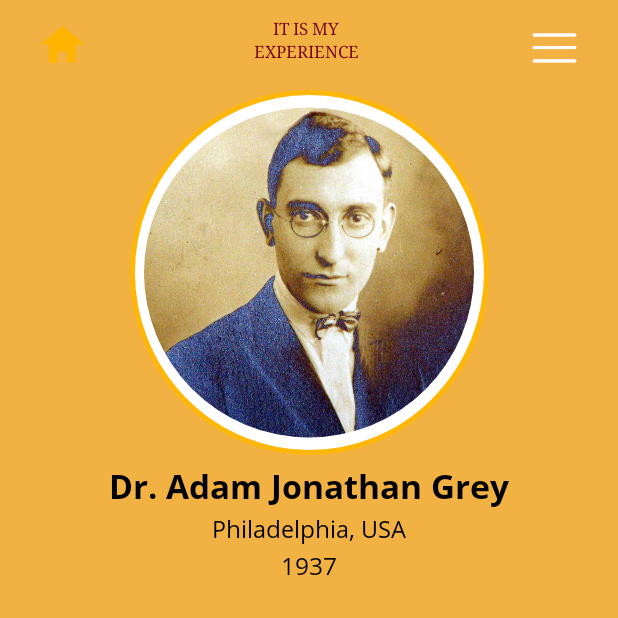
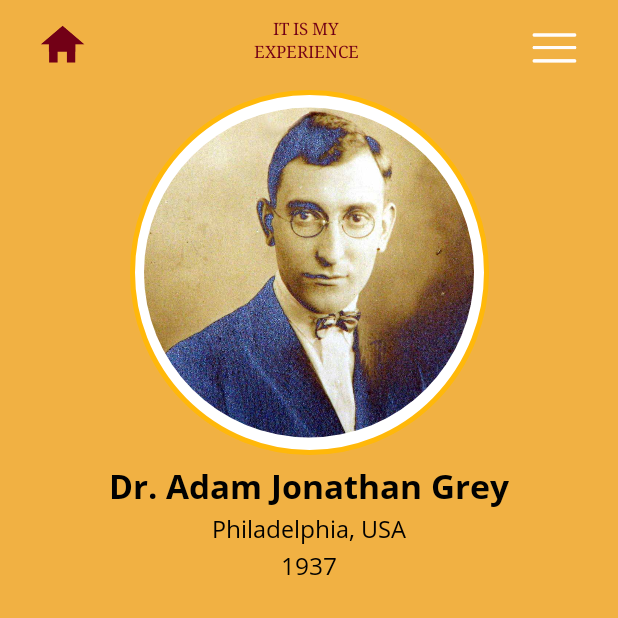
Before and after one commit to tehilaschechter/SampleScreen-1, an Android app: the screen it shows after launch (MainActivity), on a phone screen of 412 x 824 dp, the top half of it. Run offline under Robolectric (Android 15) with nearby library versions, the phone set to English and light mode, and no system bars; our stand-ins replace CircleImageView.

Commit message:
change view home appHome color

```diff
--- a/app/src/main/res/layout/activity_main.xml
+++ b/app/src/main/res/layout/activity_main.xml
@@ -12,6 +12,7 @@
         android:layout_width="@dimen/dimen_homeWidth"
         android:layout_height="@dimen/dimen_homeHeight"
         android:background="@drawable/icon_home"
+        android:backgroundTint="@color/color_Primary"
         app:layout_constraintBottom_toBottomOf="@+id/txtAppName2"
         app:layout_constraintEnd_toStartOf="@+id/txtAppName2"
         app:layout_constraintHorizontal_bias="0.19"
@@ -51,6 +52,59 @@
         app:layout_constraintEnd_toEndOf="parent"
         app:layout_constraintHorizontal_bias="0.81"
         app:layout_constraintStart_toEndOf="@+id/txtAppName2" />
+
+    <TextView
+        android:id="@+id/txtProfileName"
+        style="@style/style_heading1"
+        android:layout_width="wrap_content"
+        android:layout_height="wrap_content"
+        android:layout_marginTop="5dp"
+        android:text="Dr. Adam Jonathan Grey"
+        app:layout_constraintEnd_toEndOf="parent"
+        app:layout_constraintStart_toStartOf="parent"
+        app:layout_constraintTop_toBottomOf="@+id/frameLayout" />
+
+    <TextView
+        android:id="@+id/txtProfileLocation"
+        style="@style/style_heading2"
+        android:layout_width="wrap_content"
+        android:layout_height="wrap_content"
+        android:layout_marginTop="2dp"
+        android:text="Philadelphia, USA"
+        app:layout_constraintEnd_toEndOf="@+id/txtProfileName"
+        app:layout_constraintStart_toStartOf="@+id/txtProfileName"
+        app:layout_constraintTop_toBottomOf="@+id/txtProfileName" />
+
+    <TextView
+        android:id="@+id/txtProfileDateOfBirth"
+        style="@style/style_heading2"
+        android:layout_width="wrap_content"
+        android:layout_height="wrap_content"
+        android:layout_marginTop="2dp"
+        android:text="1937"
+        app:layout_constraintEnd_toEndOf="@+id/txtProfileLocation"
+        app:layout_constraintStart_toStartOf="@+id/txtProfileLocation"
+        app:layout_constraintTop_toBottomOf="@+id/txtProfileLocation" />
+
+    <FrameLayout
+        android:id="@+id/frameLayout"
+        android:layout_width="239dp"
+        android:layout_height="243dp"
+        android:layout_marginTop="60dp"
+        android:background="@drawable/circle_background"
+        android:padding="5dp"
+        app:layout_constraintEnd_toEndOf="parent"
+        app:layout_constraintStart_toStartOf="parent"
+        app:layout_constraintTop_toTopOf="parent">
+
+        <de.hdodenhof.circleimageview.CircleImageView
+            android:id="@+id/imgProfilePicture"
+            android:layout_width="220dp"
+            android:layout_height="227dp"
+            android:layout_gravity="center_horizontal|center_vertical"
+            android:contentDescription="@string/descProfileImage"
+            android:src="@drawable/man" />
+    </FrameLayout>
 
     <Button
         android:id="@+id/btnChildhood"
@@ -129,59 +183,6 @@
         app:layout_constraintStart_toEndOf="@+id/btnScrollDown"
         app:layout_constraintTop_toTopOf="@+id/glnButtonsBottom" />
 
-    <FrameLayout
-        android:id="@+id/frameLayout"
-        android:layout_width="239dp"
-        android:layout_height="243dp"
-        android:layout_marginTop="60dp"
-        android:background="@drawable/circle_background"
-        android:padding="5dp"
-        app:layout_constraintEnd_toEndOf="parent"
-        app:layout_constraintStart_toStartOf="parent"
-        app:layout_constraintTop_toTopOf="parent">
-
-        <de.hdodenhof.circleimageview.CircleImageView
-            android:id="@+id/imgProfilePicture"
-            android:layout_width="220dp"
-            android:layout_height="227dp"
-            android:layout_gravity="center_horizontal|center_vertical"
-            android:contentDescription="@string/descProfileImage"
-            android:src="@drawable/man" />
-    </FrameLayout>
-
-    <TextView
-        android:id="@+id/txtProfileLocation"
-        style="@style/style_heading2"
-        android:layout_width="wrap_content"
-        android:layout_height="wrap_content"
-        android:layout_marginTop="2dp"
-        android:text="Philadelphia, USA"
-        app:layout_constraintEnd_toEndOf="@+id/txtProfileName"
-        app:layout_constraintStart_toStartOf="@+id/txtProfileName"
-        app:layout_constraintTop_toBottomOf="@+id/txtProfileName" />
-
-    <TextView
-        android:id="@+id/txtProfileDateOfBirth"
-        style="@style/style_heading2"
-        android:layout_width="wrap_content"
-        android:layout_height="wrap_content"
-        android:layout_marginTop="2dp"
-        android:text="1937"
-        app:layout_constraintEnd_toEndOf="@+id/txtProfileLocation"
-        app:layout_constraintStart_toStartOf="@+id/txtProfileLocation"
-        app:layout_constraintTop_toBottomOf="@+id/txtProfileLocation" />
-
-    <TextView
-        android:id="@+id/txtProfileName"
-        style="@style/style_heading1"
-        android:layout_width="wrap_content"
-        android:layout_height="wrap_content"
-        android:layout_marginTop="5dp"
-        android:text="Dr. Adam Jonathan Grey"
-        app:layout_constraintEnd_toEndOf="parent"
-        app:layout_constraintStart_toStartOf="parent"
-        app:layout_constraintTop_toBottomOf="@+id/frameLayout" />
-
     <androidx.constraintlayout.widget.Guideline
         android:id="@+id/glnButtonsLeft"
         android:layout_width="wrap_content"
```
Also changed, not shown: app/src/main/res/layout/activity_family.xml (+8 -30 lines).
